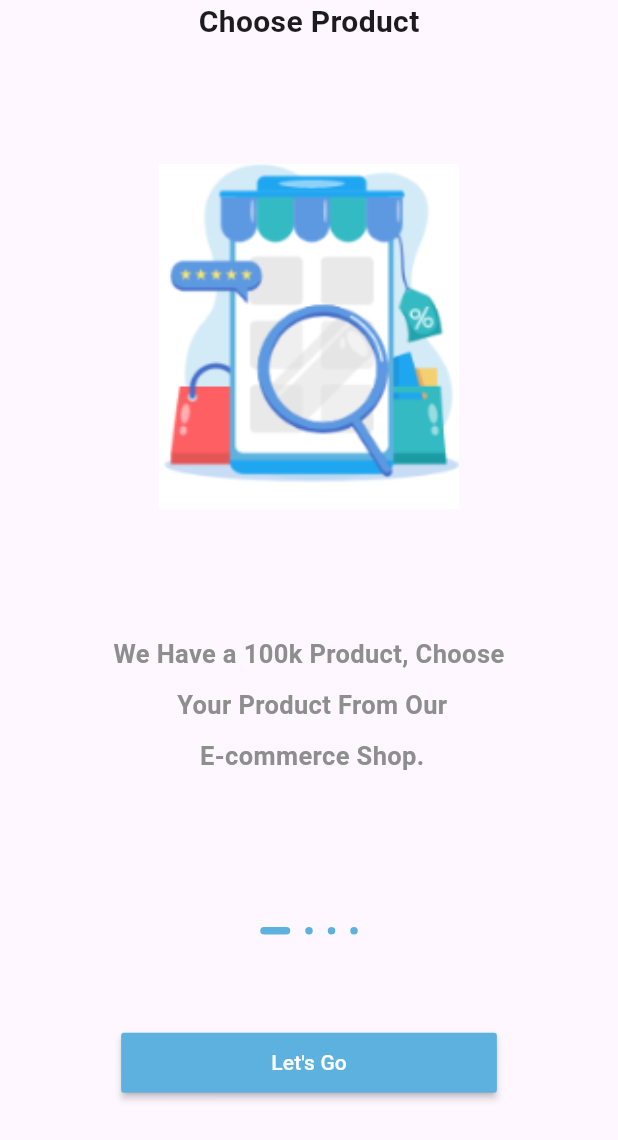
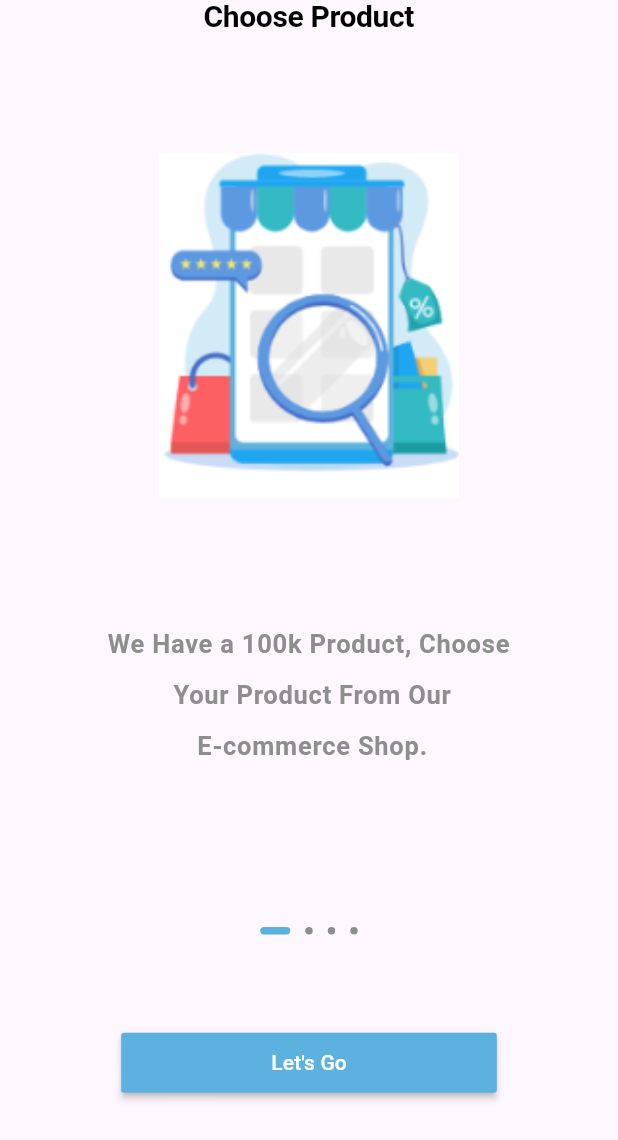
Before and after one commit to nadaeltorgoman/E-commerce_food_delivery, a Flutter app: the screen it shows after launch, on a phone screen of 412 x 824 dp. Shown: the top 1140 px of the screen. Run offline on Flutter 3.47's test engine with Material 3 defaults, Android fonts, the light colour scheme and no system bars; our stand-ins replace get; Roboto replaces fonts that are missing (PlayfairDisplay); project files that could hold a hidden picture were left out.

Commit message:
TextTheme (adding ThemeData to make a primary TextStyle & adding font family: PlayfairDisplay font& edit colors in active and disactive dots)

```diff
--- a/lib/controller/onboarding_controller.dart
+++ b/lib/controller/onboarding_controller.dart
@@ -32,7 +32,6 @@ class OnBoardingControllerImp extends OnBoardingController {
   @override
   void onInit() {
     pageController = PageController();
-    // TODO: implement onInit
     super.onInit();
   }
 }
--- a/lib/core/constant/color.dart
+++ b/lib/core/constant/color.dart
@@ -2,5 +2,6 @@ import 'package:flutter/material.dart';
 
 class AppColor{
   static const Color grey = Color(0xff8e8e8e);
+  static const Color black = Color(0xff000000);
   static const Color primaryColor = Color(0xff5db1df);
 }
--- a/lib/main.dart
+++ b/lib/main.dart
@@ -1,3 +1,4 @@
+import 'package:ecommerce_food_delivery/core/constant/color.dart';
 import 'package:ecommerce_food_delivery/routes.dart';
 import 'package:ecommerce_food_delivery/view/screen/onboarding.dart';
 import 'package:flutter/material.dart';
@@ -10,14 +11,26 @@ void main() {
 class MyApp extends StatelessWidget {
   const MyApp({super.key});
 
-  // This widget is the root of your application.
   @override
   Widget build(BuildContext context) {
     return GetMaterialApp(
       debugShowCheckedModeBanner: false,
       title: 'Flutter Demo',
       theme: ThemeData(
-        primarySwatch: Colors.blue
+        fontFamily: 'PlayfairDisplay',
+        primarySwatch: Colors.blue,
+        textTheme: const TextTheme(
+          displayLarge: TextStyle(
+                color: AppColor.black,
+                fontWeight: FontWeight.bold,
+                fontSize: 20),
+          bodyLarge: TextStyle(
+                  height: 2,
+                  fontSize: 17,
+                  fontWeight: FontWeight.bold,
+                  color: AppColor.grey,
+                ),
+        )
       ),
       routes: routes,
       home: const Onboarding(),
--- a/lib/view/widget/onboarding/dot_controller.dart
+++ b/lib/view/widget/onboarding/dot_controller.dart
@@ -21,7 +21,7 @@ class CustomDotControllerOnBoarding extends StatelessWidget {
                 width: controller.currentPage == index ? 20 : 5,
                 height: 5,
                 decoration: BoxDecoration(
-                  color: AppColor.primaryColor,
+                  color: controller.currentPage == index ? AppColor.primaryColor : AppColor.grey,
                   borderRadius: BorderRadius.circular(10),
                 ),
                 duration: const Duration(milliseconds: 300),
--- a/lib/view/widget/onboarding/slider_custom.dart
+++ b/lib/view/widget/onboarding/slider_custom.dart
@@ -1,5 +1,4 @@
 import 'package:ecommerce_food_delivery/controller/onboarding_controller.dart';
-import 'package:ecommerce_food_delivery/core/constant/color.dart';
 import 'package:ecommerce_food_delivery/data/dataSource/static/static.dart';
 import 'package:flutter/material.dart';
 import 'package:get/get.dart';
@@ -20,10 +19,7 @@ class CustomSliderOnBoarding extends GetView<OnBoardingControllerImp> {
           children: [
             Text(
               onBoardingList[index].title!,
-              style: const TextStyle(
-                fontWeight: FontWeight.bold,
-                fontSize: 20,
-              ),
+              style: Theme.of(context).textTheme.displayLarge,
             ),
             const SizedBox(
               height: 80,
@@ -43,12 +39,7 @@ class CustomSliderOnBoarding extends GetView<OnBoardingControllerImp> {
               child: Text(
                 onBoardingList[index].body!,
                 textAlign: TextAlign.center,
-                style: const TextStyle(
-                  height: 2,
-                  fontSize: 17,
-                  fontWeight: FontWeight.bold,
-                  color: AppColor.grey,
-                ),
+                style: Theme.of(context).textTheme.bodyLarge,
               ),
             ),
           ],
```
Also changed, not shown: pubspec.yaml (+6 -5 lines), assets/fonts/PlayfairyDisplay/PlayfairDisplay-Black.ttf (added), assets/fonts/PlayfairyDisplay/PlayfairDisplay-BlackItalic.ttf (added), assets/fonts/PlayfairyDisplay/PlayfairDisplay-Bold.ttf (added), assets/fonts/PlayfairyDisplay/PlayfairDisplay-BoldItalic.ttf (added), assets/fonts/PlayfairyDisplay/PlayfairDisplay-ExtraBold.ttf (added), assets/fonts/PlayfairyDisplay/PlayfairDisplay-ExtraBoldItalic.ttf (added), assets/fonts/PlayfairyDisplay/PlayfairDisplay-Italic.ttf (added), assets/fonts/PlayfairyDisplay/PlayfairDisplay-Medium.ttf (added), assets/fonts/PlayfairyDisplay/PlayfairDisplay-MediumItalic.ttf (added), assets/fonts/PlayfairyDisplay/PlayfairDisplay-Regular.ttf (added), assets/fonts/PlayfairyDisplay/PlayfairDisplay-SemiBold.ttf (added), assets/fonts/PlayfairyDisplay/PlayfairDisplay-SemiBoldItalic.ttf (added).
